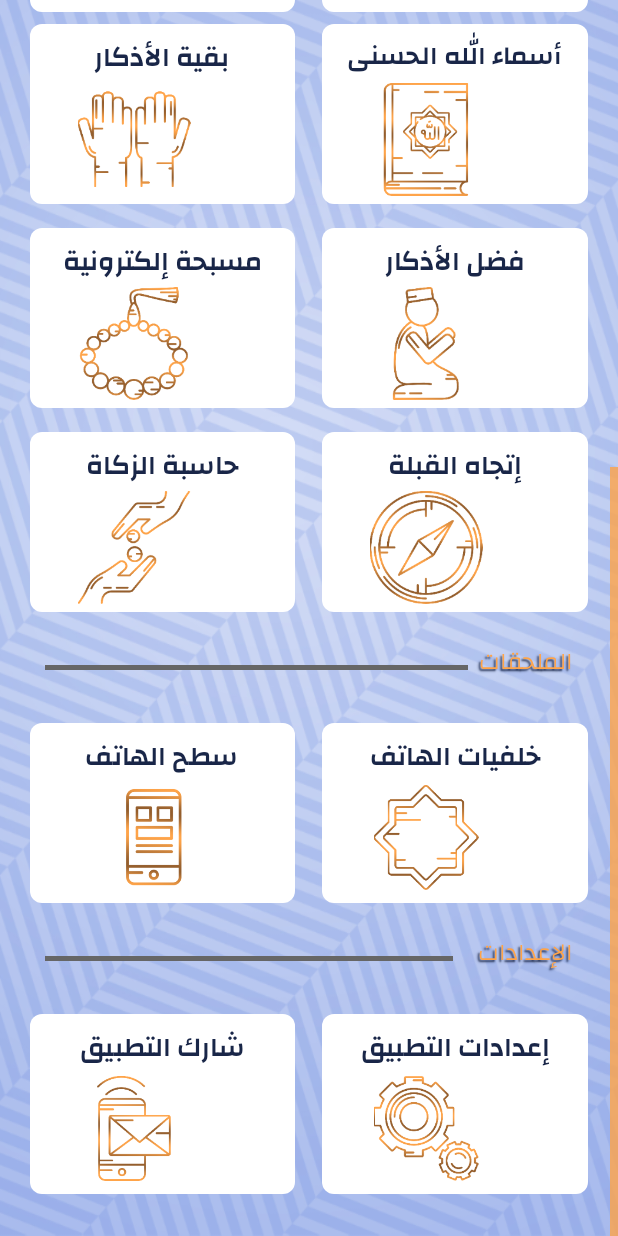
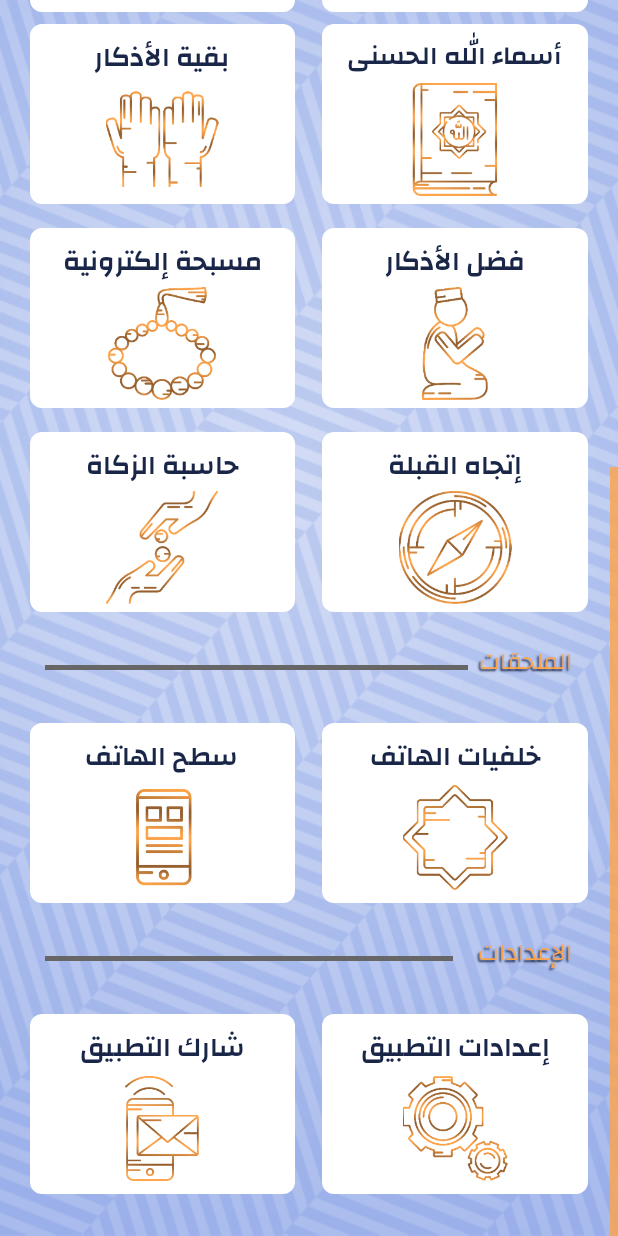
Before and after one commit to choubari/Muslim-App, an Android app: the screen it shows after launch (MainActivity), scrolled down 500 dp, on a phone screen of 412 x 824 dp. Run offline under Robolectric (Android 15) with nearby library versions, the phone set to English and light mode, and no system bars; our stand-ins replace AdMob.

Commit message:
add fonts

```diff
--- a/app/src/main/java/com/choubapp/muslimapp/AlarmReceiver.java
+++ b/app/src/main/java/com/choubapp/muslimapp/AlarmReceiver.java
@@ -1,6 +1,7 @@
 package com.choubapp.muslimapp;
 
 import android.app.Notification;
+import android.app.NotificationManager;
 import android.app.PendingIntent;
 import android.content.BroadcastReceiver;
 import android.content.Context;
@@ -141,7 +142,8 @@ public class AlarmReceiver extends BroadcastReceiver {
                 .setAutoCancel(true)
                 .setOnlyAlertOnce(true)
                 .build();
-        NotificationManagerCompat notificationManager = NotificationManagerCompat.from(context);
+        NotificationManager notificationManager=(NotificationManager)context.getSystemService(Context.NOTIFICATION_SERVICE);
+        //NotificationManagerCompat notificationManager = NotificationManagerCompat.from(context);
         notificationManager.notify(id, notification);
     }
 }
--- a/app/src/main/java/com/choubapp/muslimapp/NamesOfAllah.java
+++ b/app/src/main/java/com/choubapp/muslimapp/NamesOfAllah.java
@@ -1,11 +1,14 @@
 package com.choubapp.muslimapp;
 
 import android.content.SharedPreferences;
+import android.graphics.Typeface;
+import android.support.v4.content.res.ResourcesCompat;
 import android.support.v7.app.AppCompatActivity;
 import android.os.Bundle;
 import android.support.v7.widget.GridLayoutManager;
 import android.support.v7.widget.LinearLayoutManager;
 import android.support.v7.widget.RecyclerView;
+import android.widget.TextView;
 
 import com.google.android.gms.ads.AdRequest;
 import com.google.android.gms.ads.InterstitialAd;
@@ -17,6 +20,7 @@ import java.util.List;
 public class NamesOfAllah extends AppCompatActivity {
     private RecyclerView mRecyclerView;
     private RecyclerView.Adapter mAdapter;
+    private TextView mTextView;
     //private RecyclerView.LayoutManager mLayoutManager;
     private InterstitialAd mInterstitialAd;
 
@@ -42,6 +46,7 @@ public class NamesOfAllah extends AppCompatActivity {
 
         super.onCreate(savedInstanceState);
         setContentView(R.layout.activity_names_of_allah);
+
         //ArrayList<String> Names = new ArrayList<>();
         List<String> names = Arrays.asList( "1", "2", "3","4","5","6","7","8","9","a","b","c","d","e",
                 "f","g","h","i","j","k","l","m","n","o","p","q","r","s","t","u","v","w","x","y","z",
@@ -63,5 +68,6 @@ public class NamesOfAllah extends AppCompatActivity {
         //mRecyclerView.setLayoutManager(mLayoutManager);
         mRecyclerView.setLayoutManager(new RtlGridLayoutManager(this, 3));
         mRecyclerView.setAdapter(mAdapter);
+
     }
 }
--- a/app/src/main/res/layout/activity_main.xml
+++ b/app/src/main/res/layout/activity_main.xml
@@ -265,6 +265,8 @@
                     android:layout_width="wrap_content"
                     android:layout_height="75dp"
                     android:layout_alignParentBottom="true"
+                    android:layout_centerInParent="true"
+                    android:gravity="center"
                     android:src="@drawable/isha" />
 
             </RelativeLayout>
@@ -294,6 +296,8 @@
                 <ImageView
                     android:layout_width="wrap_content"
                     android:layout_height="75dp"
+                    android:layout_centerInParent="true"
+                    android:gravity="center"
                     android:layout_alignParentBottom="true"
                     android:src="@drawable/sunrise" />
             </RelativeLayout>
@@ -329,6 +333,8 @@
                     android:layout_width="wrap_content"
                     android:layout_height="75dp"
                     android:layout_alignParentBottom="true"
+                    android:layout_centerInParent="true"
+                    android:gravity="center"
                     android:src="@drawable/dikr" />
             </RelativeLayout>
 
@@ -357,6 +363,8 @@
                 <ImageView
                     android:layout_width="wrap_content"
                     android:layout_height="75dp"
+                    android:layout_centerInParent="true"
+                    android:gravity="center"
                     android:layout_alignParentBottom="true"
                     android:src="@drawable/allahname" />
             </RelativeLayout>
@@ -392,6 +400,8 @@
                     android:layout_width="wrap_content"
                     android:layout_height="75dp"
                     android:layout_alignParentBottom="true"
+                    android:layout_centerInParent="true"
+                    android:gravity="center"
                     android:src="@drawable/tesbiha" />
             </RelativeLayout>
 
@@ -421,6 +431,8 @@
                     android:layout_width="wrap_content"
                     android:layout_height="75dp"
                     android:layout_alignParentBottom="true"
+                    android:layout_centerInParent="true"
+                    android:gravity="center"
                     android:src="@drawable/azkar" />
             </RelativeLayout>
         </android.support.v7.widget.CardView>
@@ -454,6 +466,8 @@
                     android:layout_width="wrap_content"
                     android:layout_height="75dp"
                     android:layout_alignParentBottom="true"
+                    android:layout_centerInParent="true"
+                    android:gravity="center"
                     android:src="@drawable/zakat" />
             </RelativeLayout>
         </android.support.v7.widget.CardView>
@@ -481,6 +495,8 @@
                     android:layout_width="wrap_content"
                     android:layout_height="75dp"
                     android:layout_alignParentBottom="true"
+                    android:layout_centerInParent="true"
+                    android:gravity="center"
                     android:src="@drawable/qiblaa" />
             </RelativeLayout>
         </android.support.v7.widget.CardView>
@@ -538,6 +554,8 @@
                         android:layout_width="wrap_content"
                         android:layout_height="70dp"
                         android:layout_alignParentBottom="true"
+                        android:layout_centerInParent="true"
+                        android:gravity="center"
                         android:layout_marginBottom="3dp"
                         android:src="@drawable/widget" />
                 </RelativeLayout>
@@ -566,6 +584,8 @@
                         android:layout_width="wrap_content"
                         android:layout_height="70dp"
                         android:layout_alignParentBottom="true"
+                        android:layout_centerInParent="true"
+                        android:gravity="center"
                         android:layout_marginBottom="3dp"
                         android:src="@drawable/wallpp" />
                 </RelativeLayout>
@@ -624,6 +644,8 @@
                         android:layout_width="wrap_content"
                         android:layout_height="70dp"
                         android:layout_alignParentBottom="true"
+                        android:layout_centerInParent="true"
+                        android:gravity="center"
                         android:layout_marginBottom="3dp"
                         android:src="@drawable/share" />
                 </RelativeLayout>
@@ -653,6 +675,8 @@
                         android:layout_width="wrap_content"
                         android:layout_height="70dp"
                         android:layout_alignParentBottom="true"
+                        android:layout_centerInParent="true"
+                        android:gravity="center"
                         android:layout_marginBottom="3dp"
                         android:src="@drawable/settings" />
                 </RelativeLayout>
--- a/app/src/main/res/values/strings.xml
+++ b/app/src/main/res/values/strings.xml
@@ -110,10 +110,10 @@
 فإنْ نسي في أَوَّلِهِ، فَليَقُلْ:
 بِسْمِ اللَّه أَوَّلَهُ وَآخِرَهُ. </string>
     <string name="food1e">الذكر عند الطعام والشراب</string>
-    <string name="food2">الْحَمْدُ للهِ الَّذِي أَطْعَمَنِي هَذَا, وَرَزَقَنِيهِ مِنْ غَيْرِ حَوْلٍ مِّنِّي وَلاَ قُوَّةٍ.
+    <string name="food2">الْحَمْدُ للهِ الَّذِي أَطْعَمَنِي هَذَا وَرَزَقَنِيهِ مِنْ غَيْرِ حَوْلٍ مِّنِّي وَلاَ قُوَّةٍ.
 الْحَمْدُ لِلَّهِ كَثِيرًا طَيِّبًا مُبَارَكًا فِيهِ غَيْرَ مَكْفِيٍّ وَلَا مُوَدَّعٍ وَلَا مُسْتَغْنًى عَنْهُ رَبَّنَا. </string>
     <string name="food2e">الذكر عند الفراغ من الطعام والشراب</string>
-    <string name="food3">كَانَ صَلَّى اللهُ عَلَيْهِ وَسَلَّمَ يَشْرَبُ فِي ثَلاَثَةِ أَنْفَاسٍ، إِذَا أَدْنَى الإِنَاءَ إِلَى فَمِهِ سَمَّى اللهَ تَعَالَى, وَإِذَا أَخَّرَهُ حَمِدَ اللهَ تَعَالَى، يَفْعَلُ ذَلِكَ ثَلاَثَ مَرَّاتٍ. </string>
+    <string name="food3">كَانَ صَلَّى اللهُ عَلَيْهِ وَسَلَّمَ يَشْرَبُ فِي ثَلاَثَةِ أَنْفَاسٍ، إِذَا أَدْنَى الإِنَاءَ إِلَى فَمِهِ سَمَّى اللهَ تَعَالَى وَإِذَا أَخَّرَهُ حَمِدَ اللهَ تَعَالَى، يَفْعَلُ ذَلِكَ ثَلاَثَ مَرَّاتٍ. </string>
     <string name="food3e">هدى النبى فى الشرب</string>
 
 
@@ -171,7 +171,7 @@
     <string name="hajj13">"الله أَكْبَر، الله أَكْبَر، الله أَكْبَر".
 "اللَّهُمَّ اجْعَلْهُ حَجًّا مَبْرُورًا وَذَنْبًا مَغْفُورًا". </string>
     <string name="hajj13e">الدعاء عند رمي جمرة العقبة عِنْدَ كُلِّ حَصَاة</string>
-    <string name="hajj14">بسم الله , اللهم تقبل من محمد وآل محمد ومن أمة محمد </string>
+    <string name="hajj14">بسم الله  اللهم تقبل من محمد وآل محمد ومن أمة محمد </string>
     <string name="hajj14e">الذكر عند ذبح الأضاحي</string>
     <string name="hajj15">"الله أَكْبَر، الله أَكْبَر، الله أَكْبَر".
 "لَا إِلَهَ إِلَّا اللهُ وَحْدَهُ لَا شَرِيكَ لَهُ، لَهُ الْمُلْكُ، وَلَهُ الْحَمْدُ، وَهُوَ عَلَى كُلِّ شَيْءٍ قَدِيرٌ، آيِبُونَ، تَائِبُونَ، عَابِدُونَ، سَاجِدُونَ".
```
Also changed, not shown: app/src/main/res/layout/activity_rest_of_dikr.xml (+20 -3 lines), app/src/main/res/layout/names99.xml (+7 -1 lines), app/src/main/res/font/allah_names_black.ttf (renamed from app/src/main/res/font/allah_names.ttf), app/src/main/res/font/allah_names_blue.ttf (added), app/src/main/res/font/allah_names_green.ttf (added), app/src/main/res/font/allah_names_white.ttf (added), 1 other file.
